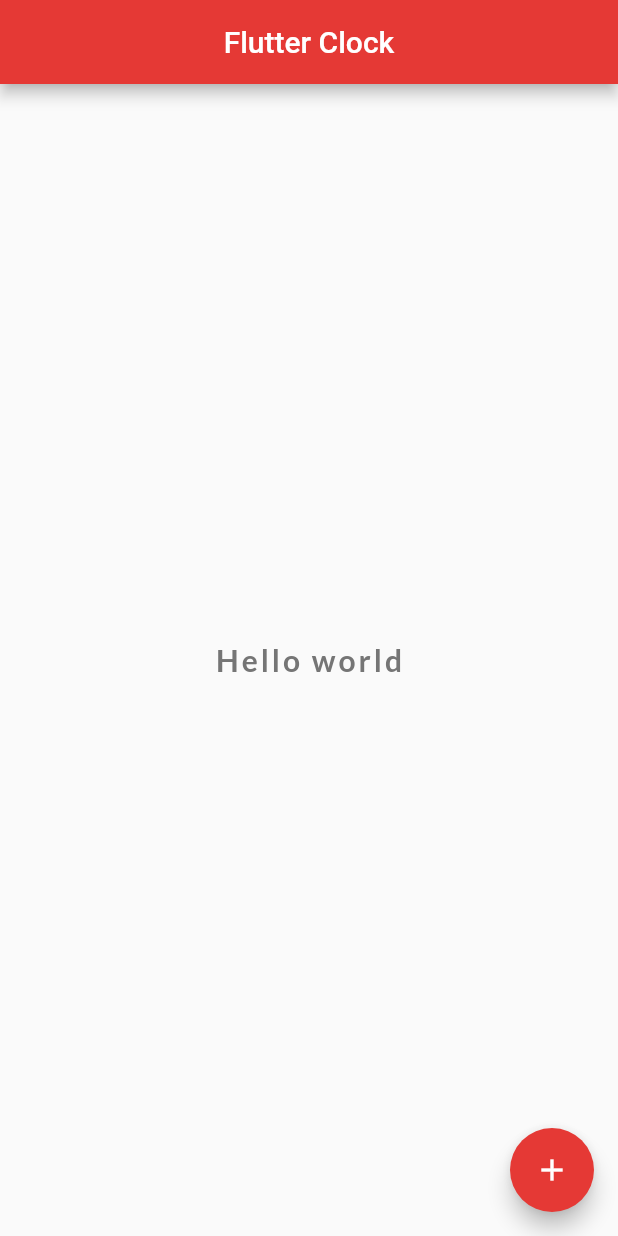
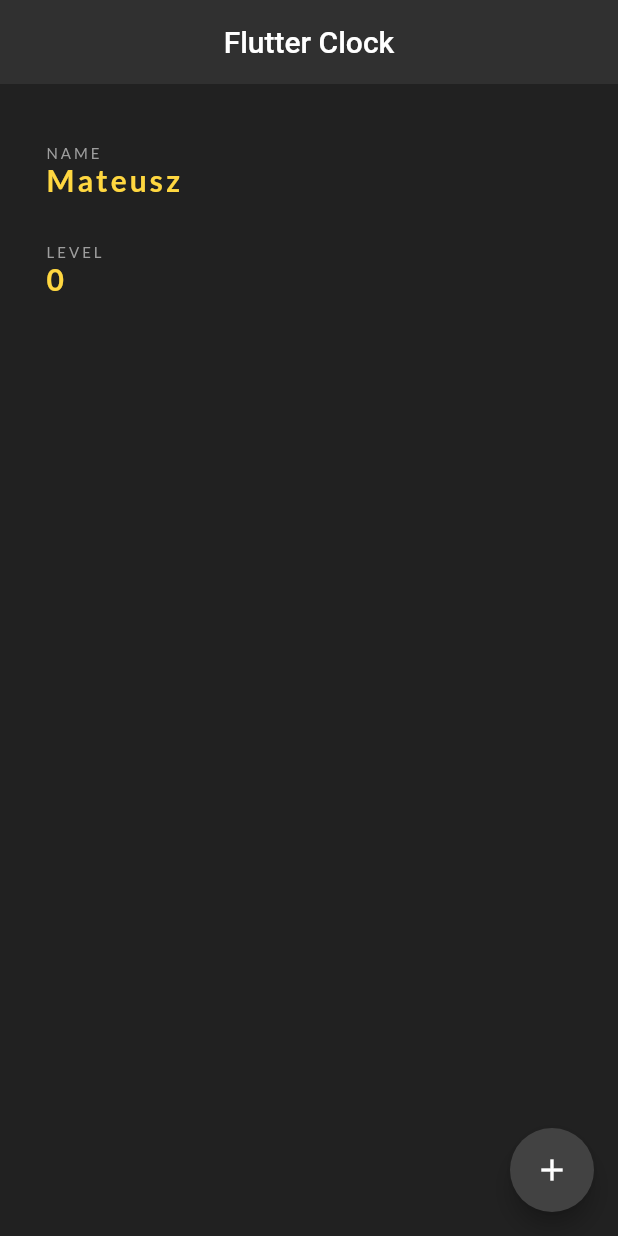
Before and after one commit to Colty1999/flutter_clock, a Flutter app: the screen it shows after launch, on a phone screen of 412 x 824 dp. Run offline on Flutter 3.47's test engine with Material 2 defaults, Android fonts, the phone set to English and light mode, and no system bars; our stand-ins replace google_fonts.

Commit message:
Stateful widget with level added

```diff
--- a/lib/main.dart
+++ b/lib/main.dart
@@ -1,47 +1,93 @@
 import 'package:flutter/material.dart';
 import 'package:google_fonts/google_fonts.dart';
 
-void main() => runApp(const MyApp());
+void main() => runApp(const MaterialApp(
+      home: Home(),
+    ));
 
-class MyApp extends StatelessWidget {
-  const MyApp({super.key});
+class Home extends StatefulWidget {
+  const Home({super.key});
+
   @override
-  Widget build(BuildContext context) {
-    return const MaterialApp(
-      home: Home(),
-    );
-  }
+  State<Home> createState() => _HomeState();
 }
 
-class Home extends StatelessWidget {
-  const Home({super.key});
+class _HomeState extends State<Home> {
+
+  int level = 0;
 
   @override
   Widget build(BuildContext context) {
     return Scaffold(
+      backgroundColor: Colors.grey[900],
       appBar: AppBar(
         title: const Text('Flutter Clock'),
         centerTitle: true,
-          backgroundColor: Colors.red[600],
+        backgroundColor: Colors.grey[850],
+        elevation: 0,
       ),
-        body: Center(
-          child: Text(
-            'Hello world',
+      floatingActionButton: FloatingActionButton(
+        onPressed: () {setState(() {
+          level += 1;
+        });},
+        backgroundColor: Colors.grey[800],
+        child: const Icon(Icons.add),
+      ),
+      body: Padding(
+        padding: const EdgeInsets.fromLTRB(30, 40, 30, 0),
+        child: Column(
+          // mainAxisAlignment: MainAxisAlignment.spaceEvenly,
+          crossAxisAlignment: CrossAxisAlignment.start,
+          children: <Widget>[
+            Text(
+              'NAME',
+              style: GoogleFonts.lato(
+                textStyle: const TextStyle(
+                  fontSize: 10.0,
+                  letterSpacing: 2.0,
+                  color: Colors.grey,
+                  // fontFamily:
+                ),
+              ),
+            ),
+            Text(
+              'Mateusz',
               style: GoogleFonts.lato(
                 textStyle: TextStyle(
                   fontSize: 20.0,
                   fontWeight: FontWeight.bold,
                   letterSpacing: 2.0,
-                color: Colors.grey[600],
+                  color: Colors.amberAccent[200],
                   // fontFamily:
                 ),
               ),
             ),
+            const SizedBox(height: 30),
+            Text(
+              'LEVEL',
+              style: GoogleFonts.lato(
+                textStyle: const TextStyle(
+                  fontSize: 10.0,
+                  letterSpacing: 2.0,
+                  color: Colors.grey,
+                  // fontFamily:
                 ),
-        floatingActionButton: FloatingActionButton(
-          onPressed: () {},
-          backgroundColor: Colors.red[600],
-          child: const Icon(Icons.add),
+              ),
+            ),
+            Text(
+              '$level',
+              style: GoogleFonts.lato(
+                textStyle: TextStyle(
+                  fontSize: 20.0,
+                  fontWeight: FontWeight.bold,
+                  letterSpacing: 2.0,
+                  color: Colors.amberAccent[200],
+                  // fontFamily:
+                ),
+              ),
+            ),
+          ],
+        ),
       ),
     );
   }
--- a/pubspec.yaml
+++ b/pubspec.yaml
@@ -60,8 +60,8 @@ flutter:
   uses-material-design: true
 
   # To add assets to your application, add an assets section, like this:
-  # assets:
-  #   - images/a_dot_burr.jpeg
+  assets:
+    - assets/images/
   #   - images/a_dot_ham.jpeg
 
   # An image asset can refer to one or more resolution-specific "variants", see
```
Lines whose indentation alone changed are shown as unchanged.
